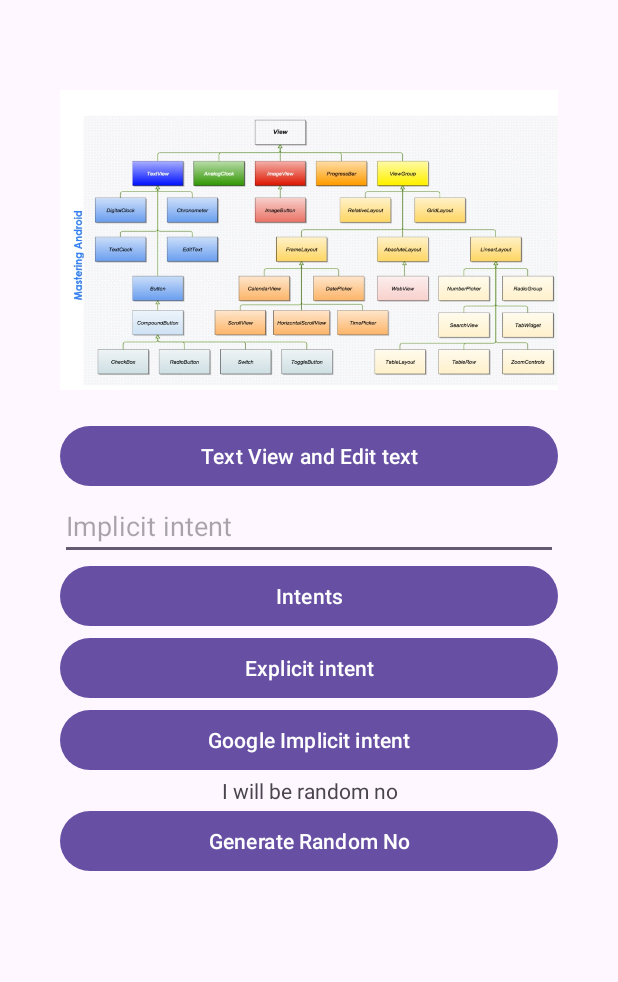
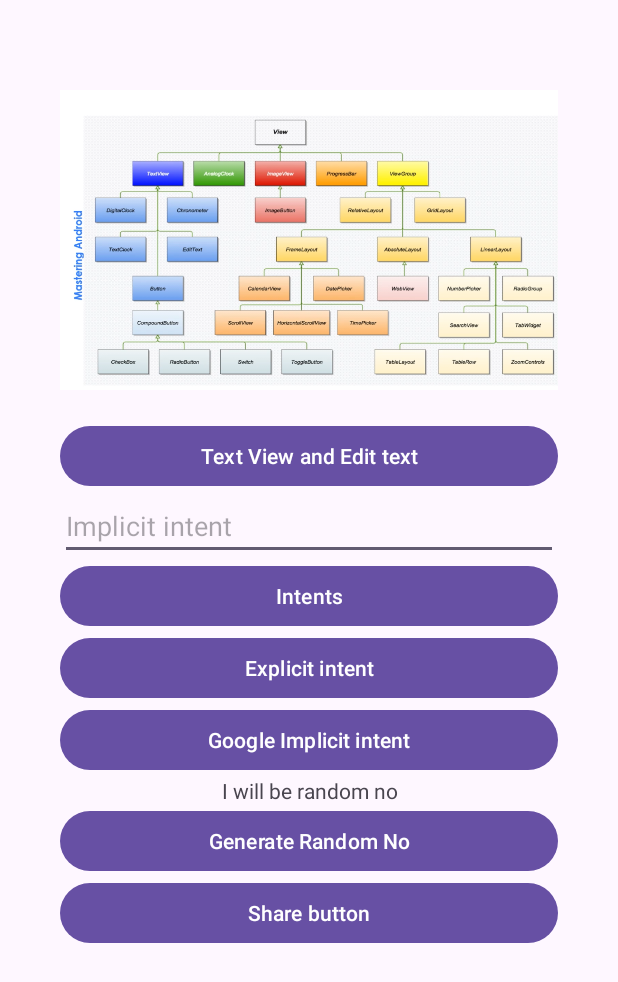
Before and after one commit to rohitbalage/global_android_development_kotlin, an Android app: the uiComponents screen opened directly, with no data from a screen before it, after a tap on "Text View and Edit text", on a phone screen of 412 x 824 dp. Shown: the top 982 px of the screen. Run offline under Robolectric (Android 15) with nearby library versions, the phone set to English and light mode, and no system bars.

Commit message:
added email share button

```diff
--- a/app/src/main/java/com/rrbofficial/androiduipracticekotlin/uiComponents.kt
+++ b/app/src/main/java/com/rrbofficial/androiduipracticekotlin/uiComponents.kt
@@ -27,6 +27,8 @@ class uiComponents : AppCompatActivity() {
         val randomBtn: Button = findViewById(R.id.randomNumberBtn)
 
         val randomTxt : TextView = findViewById(R.id.randomNumber)
+
+        val shareBtn : Button = findViewById(R.id.shareBtn)
 
 
         // IMPLICIT INTENT
@@ -75,6 +77,13 @@ class uiComponents : AppCompatActivity() {
             randomTxt.text = random.toString()
         }
 
+        shareBtn.setOnClickListener()
+        {
+
+            val str = edittext.text.toString()
+            val random : Int = generateRandomNum()
+            shareData(str,random)
+        }
 
     }
 
@@ -92,4 +101,12 @@ class uiComponents : AppCompatActivity() {
 
         }
     }
+
+    fun shareData(name: String, randomnum: Int) {
+        // Implicit intent
+        var i = Intent(Intent.ACTION_SEND)
+        i.putExtra(Intent.EXTRA_SUBJECT, "$name is luck today!")
+        i.putExtra(Intent.EXTRA_TEXT,"His random no is $randomnum")
+        startActivity(i)
+    }
 }
--- a/app/src/main/res/layout/activity_ui_components.xml
+++ b/app/src/main/res/layout/activity_ui_components.xml
@@ -84,6 +84,13 @@
                 android:layout_height="wrap_content"
                 android:text="Generate Random No" />
 
+            <Button
+                android:id="@+id/shareBtn"
+                android:layout_width="match_parent"
+                android:layout_height="wrap_content"
+                android:onClick="shareData"
+                android:text="Share button" />
+
 
         </LinearLayout>
     </ScrollView>
```
